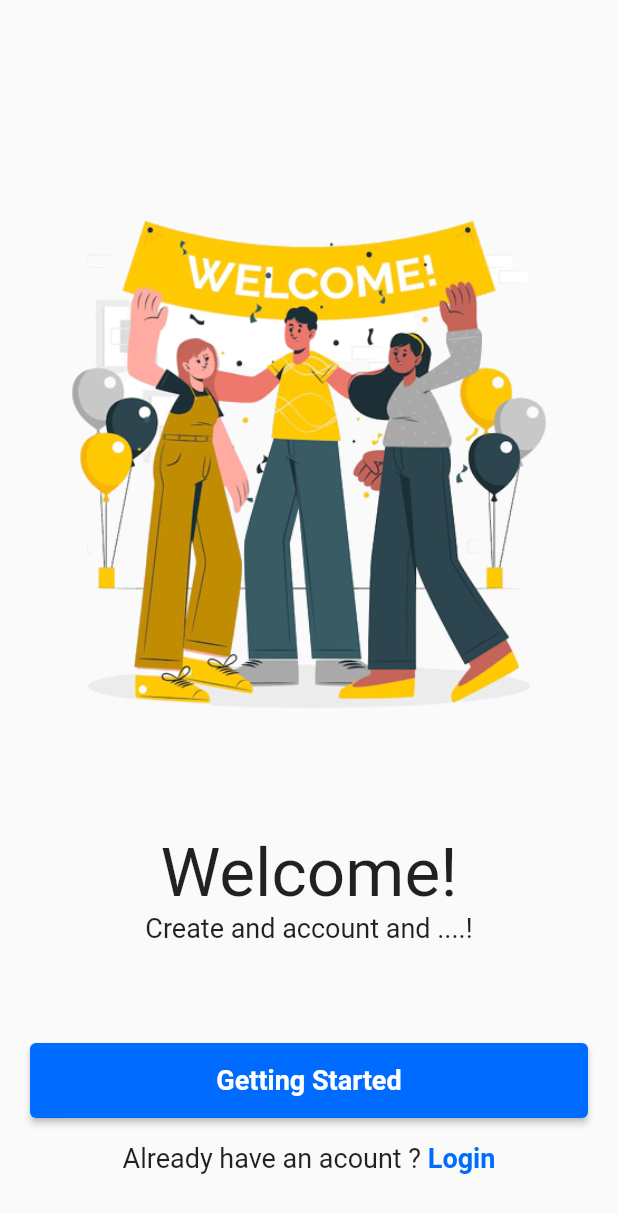
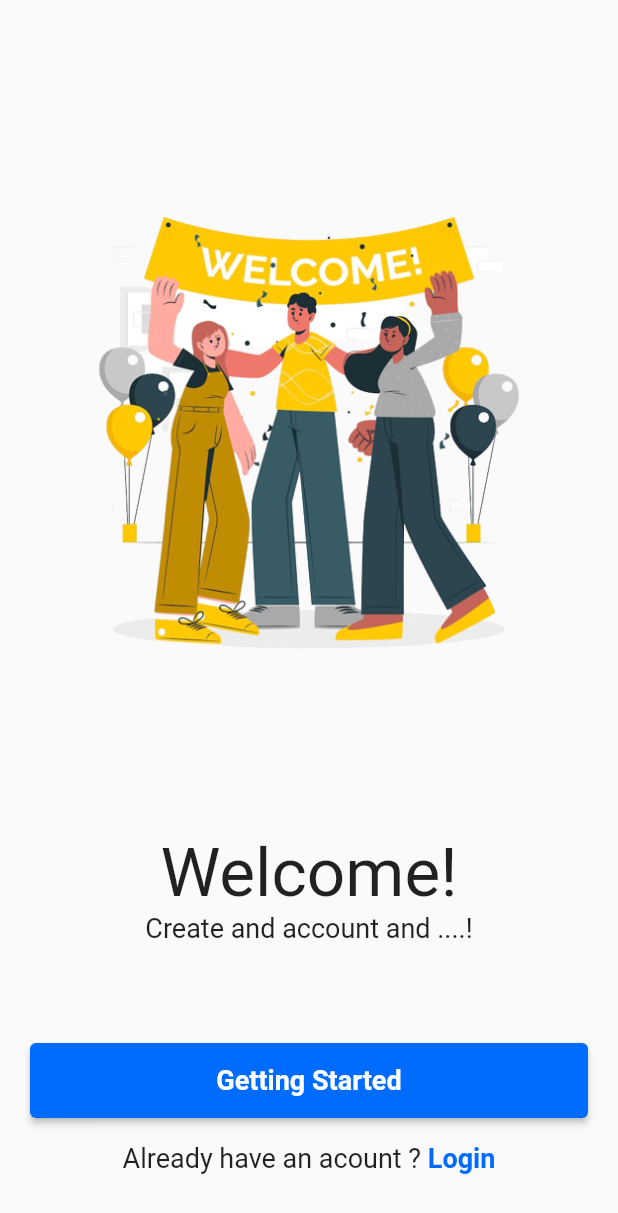
Before and after one commit to Care-X/carex, a Flutter app: the screen it shows after launch, on a phone screen of 412 x 824 dp. Shown: the top 1213 px of the screen. Run offline on Flutter 3.47's test engine with Material 2 defaults, Android fonts, the phone set to English and light mode, and no system bars.

Commit message:
Fix welcome image sizing

```diff
--- a/lib/screens/welcome/welcome_page.dart
+++ b/lib/screens/welcome/welcome_page.dart
@@ -28,11 +28,12 @@ class WelcomePage extends StatelessWidget {
                   SizedBox(
                     height: size.height * 0.1,
                   ),
-                  const Image(
-                    image: AssetImage(
+                  Image(
+                    image: const AssetImage(
                       'assets/images/welcome.png',
                     ),
-                    fit: BoxFit.fill,
+                    fit: BoxFit.scaleDown,
+                    height: size.height / 2.5,
                   ),
                 ],
               ),
@@ -58,7 +59,7 @@ class WelcomePage extends StatelessWidget {
                     onPressed: () {},
                     style: ElevatedButton.styleFrom(
                       minimumSize: const Size.fromHeight(50),
-                      primary: AppColors.skyBlue// NEW
+                      primary: AppColors.skyBlue,
                     ),
                     child: const Text(
                       "Getting Started",
```
